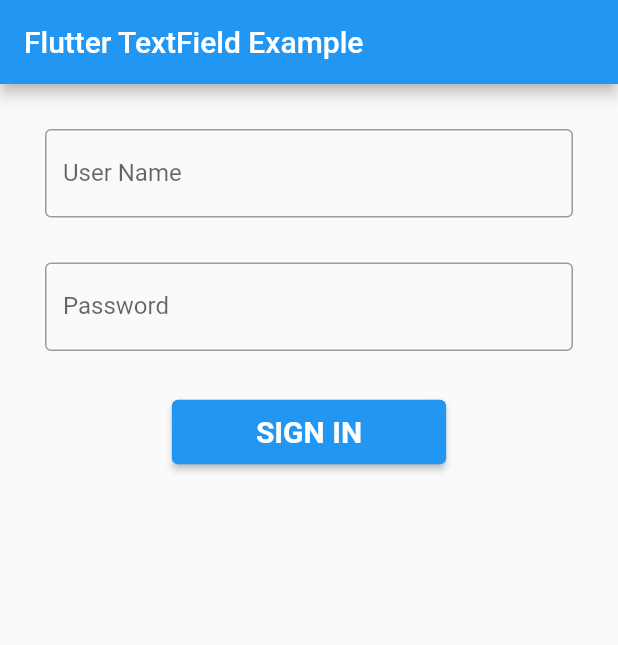
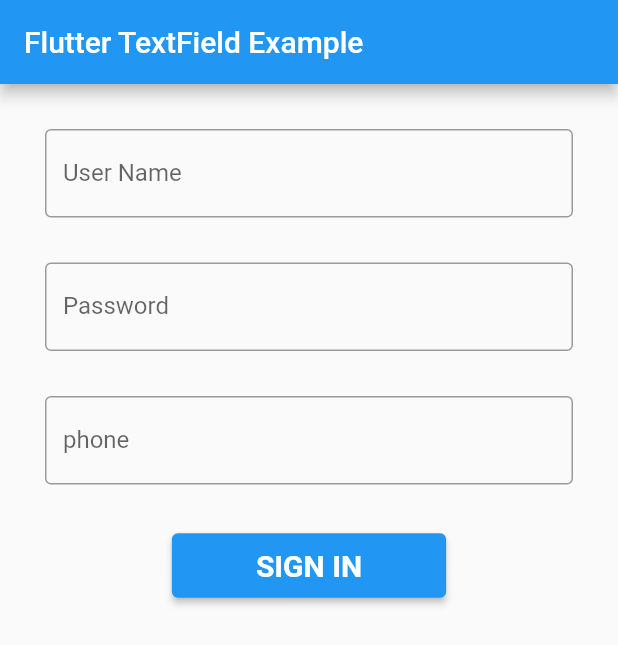
Before and after one commit to shivasoni2023/data_passing_onepage_to_anotherpage, a Flutter app: the screen it shows after launch, on a phone screen of 412 x 824 dp. Shown: the top 645 px of the screen. Run offline on Flutter 3.47's test engine with Material 2 defaults, Android fonts, the phone set to English and light mode, and no system bars.

Commit message:
data_passing_onepage_to_anotherpag shiva

```diff
--- a/lib/loginPage.dart
+++ b/lib/loginPage.dart
@@ -1,8 +1,17 @@
 import 'package:flutter/material.dart';
+import 'package:data_passing_onepage_to_anotherpage/passDataSvreen.dart';
 
+class loginPage extends StatefulWidget {
+  @override
+  State<loginPage> createState() => _loginPageState();
+}
 
-class loginPage extends StatelessWidget {
-  const loginPage({Key? key}) : super(key: key);
+class _loginPageState extends State<loginPage> {
+   TextEditingController name = new TextEditingController();
+
+   TextEditingController email = new TextEditingController();
+
+   TextEditingController phone = new TextEditingController();
 
   @override
   Widget build(BuildContext context) {
@@ -18,6 +27,7 @@ class loginPage extends StatelessWidget {
                 Padding(
                   padding: EdgeInsets.all(15),
                   child: TextField(
+                    controller: name,
                     decoration: InputDecoration(
                       border: OutlineInputBorder(),
                       labelText: 'User Name',
@@ -28,11 +38,23 @@ class loginPage extends StatelessWidget {
                 Padding(
                   padding: EdgeInsets.all(15),
                   child: TextField(
+                    controller: email,
                     obscureText: true,
                     decoration: InputDecoration(
                       border: OutlineInputBorder(),
                       labelText: 'Password',
                       hintText: 'Enter Password',
+                    ),
+                  ),
+                ),
+                Padding(
+                  padding: EdgeInsets.all(15),
+                  child: TextField(
+                    controller: phone,
+                    decoration: InputDecoration(
+                      border: OutlineInputBorder(),
+                      labelText: 'phone',
+                      hintText: 'Enter Phone',
                     ),
                   ),
                 ),
@@ -45,6 +67,7 @@ class loginPage extends StatelessWidget {
                  child: Text('Sign In'.toUpperCase(), style: TextStyle(fontSize: 20, fontWeight: FontWeight.bold, color: Colors.white),),
                ),
                onPressed: (){
+                 Navigator.of(context).push(MaterialPageRoute(builder: (context)=> passDataSvreen(name: name.text, email: email.text, phone: phone.text)));
                  //After successful login we will redirect to profile page. Let's create profile page now
 
                },
```
Also changed, not shown: lib/passDataSvreen.dart (added, +23 -0 lines).
